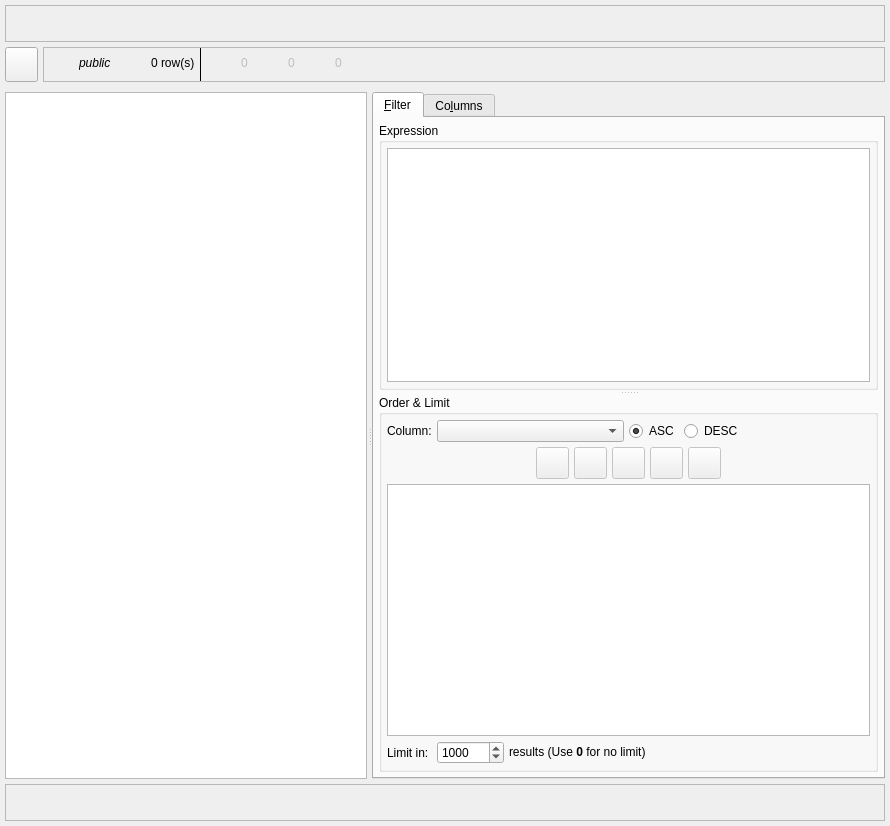
This is libs/libgui/ui/tools/datagridwidget.ui in maniac787/pgmodeler as Qt 5 draws it before an edit. The edited form follows.
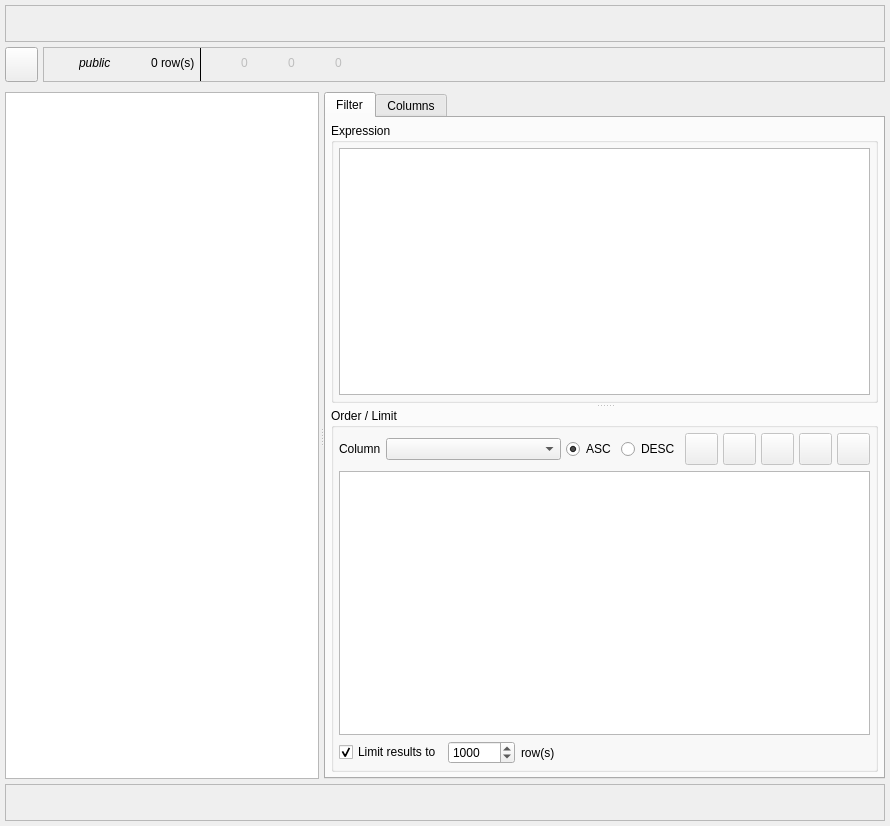
This is the edited form. Icons and pictures are not drawn.

Commit message: Improve UI consistency and polish Data Grid filter/limit interface

Patch:
```diff
--- a/libs/libgui/ui/tools/datagridwidget.ui
+++ b/libs/libgui/ui/tools/datagridwidget.ui
@@ -717,7 +717,7 @@
          <normaloff>:/icons/icons/filter.png</normaloff>:/icons/icons/filter.png</iconset>
        </attribute>
        <attribute name="title">
-        <string>&amp;Filter</string>
+        <string>Filter</string>
        </attribute>
        <layout class="QGridLayout" name="gridLayout_6">
         <property name="leftMargin">
@@ -786,9 +786,9 @@
           </widget>
           <widget class="QGroupBox" name="order_by_grp">
            <property name="title">
-            <string>Order &amp;&amp; Limit</string>
+            <string>Order / Limit</string>
            </property>
-           <layout class="QGridLayout" name="gridLayout_7">
+           <layout class="QVBoxLayout" name="verticalLayout_2">
             <property name="leftMargin">
              <number>5</number>
             </property>
@@ -801,10 +801,12 @@
             <property name="bottomMargin">
              <number>5</number>
             </property>
+            <item>
+             <layout class="QHBoxLayout" name="horizontalLayout_8">
             <property name="spacing">
              <number>5</number>
             </property>
-            <item row="0" column="0">
+              <item>
              <widget class="QLabel" name="column_lbl">
               <property name="sizePolicy">
                <sizepolicy hsizetype="Fixed" vsizetype="Preferred">
@@ -813,18 +815,21 @@
                </sizepolicy>
               </property>
               <property name="text">
-               <string>Column:</string>
+                 <string>Column</string>
               </property>
              </widget>
             </item>
-            <item row="2" column="0" colspan="4">
-             <widget class="QListWidget" name="ord_columns_lst">
+              <item>
+               <widget class="QComboBox" name="ord_column_cmb">
               <property name="sizePolicy">
-               <sizepolicy hsizetype="Expanding" vsizetype="Expanding">
+                 <sizepolicy hsizetype="Expanding" vsizetype="Fixed">
                 <horstretch>0</horstretch>
                 <verstretch>0</verstretch>
                </sizepolicy>
               </property>
+                <property name="insertPolicy">
+                 <enum>QComboBox::InsertPolicy::InsertAlphabetically</enum>
+                </property>
               <property name="iconSize">
                <size>
                 <width>28</width>
@@ -833,51 +838,47 @@
               </property>
              </widget>
             </item>
-            <item row="3" column="0">
-             <widget class="QLabel" name="limit_in_lbl">
+              <item>
+               <widget class="QRadioButton" name="asc_rb">
+                <property name="sizePolicy">
+                 <sizepolicy hsizetype="Fixed" vsizetype="Fixed">
+                  <horstretch>0</horstretch>
+                  <verstretch>0</verstretch>
+                 </sizepolicy>
+                </property>
               <property name="text">
-               <string>Limit in:</string>
-              </property>
-             </widget>
-            </item>
-            <item row="3" column="3">
-             <widget class="QLabel" name="results_lbl">
+                 <string>ASC</string>
+                </property>
+                <property name="checked">
+                 <bool>true</bool>
+                </property>
+               </widget>
+              </item>
+              <item>
+               <widget class="QRadioButton" name="desc_rb">
               <property name="sizePolicy">
-               <sizepolicy hsizetype="Expanding" vsizetype="Preferred">
+                 <sizepolicy hsizetype="Fixed" vsizetype="Fixed">
                 <horstretch>0</horstretch>
                 <verstretch>0</verstretch>
                </sizepolicy>
               </property>
               <property name="text">
-               <string>results (Use &lt;strong&gt;0&lt;/strong&gt; for no limit)</string>
+                 <string>DESC</string>
               </property>
              </widget>
             </item>
-            <item row="1" column="0" colspan="4">
+              <item>
              <layout class="QHBoxLayout" name="horizontalLayout_6">
               <property name="spacing">
                <number>5</number>
               </property>
-              <item>
-               <spacer name="horizontalSpacer_8">
-                <property name="orientation">
-                 <enum>Qt::Orientation::Horizontal</enum>
-                </property>
-                <property name="sizeHint" stdset="0">
-                 <size>
-                  <width>40</width>
-                  <height>20</height>
-                 </size>
-                </property>
-               </spacer>
-              </item>
               <item>
                <widget class="QToolButton" name="add_ord_col_tb">
                 <property name="enabled">
                  <bool>false</bool>
                 </property>
                 <property name="sizePolicy">
-                 <sizepolicy hsizetype="Preferred" vsizetype="Preferred">
+                   <sizepolicy hsizetype="Fixed" vsizetype="Fixed">
                   <horstretch>0</horstretch>
                   <verstretch>0</verstretch>
                  </sizepolicy>
@@ -912,7 +913,7 @@
                  <bool>false</bool>
                 </property>
                 <property name="sizePolicy">
-                 <sizepolicy hsizetype="Preferred" vsizetype="Preferred">
+                   <sizepolicy hsizetype="Fixed" vsizetype="Fixed">
                   <horstretch>0</horstretch>
                   <verstretch>0</verstretch>
                  </sizepolicy>
@@ -947,7 +948,7 @@
                  <bool>false</bool>
                 </property>
                 <property name="sizePolicy">
-                 <sizepolicy hsizetype="Preferred" vsizetype="Fixed">
+                   <sizepolicy hsizetype="Fixed" vsizetype="Fixed">
                   <horstretch>0</horstretch>
                   <verstretch>0</verstretch>
                  </sizepolicy>
@@ -982,7 +983,7 @@
                  <bool>false</bool>
                 </property>
                 <property name="sizePolicy">
-                 <sizepolicy hsizetype="Preferred" vsizetype="Preferred">
+                   <sizepolicy hsizetype="Fixed" vsizetype="Fixed">
                   <horstretch>0</horstretch>
                   <verstretch>0</verstretch>
                  </sizepolicy>
@@ -1017,7 +1018,7 @@
                  <bool>false</bool>
                 </property>
                 <property name="sizePolicy">
-                 <sizepolicy hsizetype="Preferred" vsizetype="Preferred">
+                   <sizepolicy hsizetype="Fixed" vsizetype="Fixed">
                   <horstretch>0</horstretch>
                   <verstretch>0</verstretch>
                  </sizepolicy>
@@ -1046,37 +1047,18 @@
                 </property>
                </widget>
               </item>
-              <item>
-               <spacer name="horizontalSpacer_9">
-                <property name="orientation">
-                 <enum>Qt::Orientation::Horizontal</enum>
-                </property>
-                <property name="sizeHint" stdset="0">
-                 <size>
-                  <width>40</width>
-                  <height>20</height>
-                 </size>
-                </property>
-               </spacer>
+               </layout>
               </item>
              </layout>
             </item>
-            <item row="0" column="1" colspan="3">
-             <layout class="QHBoxLayout" name="horizontalLayout_8">
-              <property name="spacing">
-               <number>5</number>
-              </property>
               <item>
-               <widget class="QComboBox" name="ord_column_cmb">
+             <widget class="QListWidget" name="ord_columns_lst">
                 <property name="sizePolicy">
-                 <sizepolicy hsizetype="Expanding" vsizetype="Fixed">
+               <sizepolicy hsizetype="Expanding" vsizetype="Expanding">
                   <horstretch>0</horstretch>
                   <verstretch>0</verstretch>
                  </sizepolicy>
                 </property>
-                <property name="insertPolicy">
-                 <enum>QComboBox::InsertPolicy::InsertAlphabetically</enum>
-                </property>
                 <property name="iconSize">
                  <size>
                   <width>28</width>
@@ -1086,7 +1068,12 @@
                </widget>
               </item>
               <item>
-               <widget class="QRadioButton" name="asc_rb">
+             <layout class="QHBoxLayout" name="horizontalLayout_15">
+              <property name="bottomMargin">
+               <number>0</number>
+              </property>
+              <item>
+               <widget class="QCheckBox" name="limit_chk">
                 <property name="sizePolicy">
                  <sizepolicy hsizetype="Preferred" vsizetype="Fixed">
                   <horstretch>0</horstretch>
@@ -1094,7 +1081,7 @@
                  </sizepolicy>
                 </property>
                 <property name="text">
-                 <string>ASC</string>
+                 <string>Limit results to</string>
                 </property>
                 <property name="checked">
                  <bool>true</bool>
@@ -1102,28 +1089,16 @@
                </widget>
               </item>
               <item>
-               <widget class="QRadioButton" name="desc_rb">
-                <property name="sizePolicy">
-                 <sizepolicy hsizetype="Expanding" vsizetype="Fixed">
-                  <horstretch>0</horstretch>
-                  <verstretch>0</verstretch>
-                 </sizepolicy>
-                </property>
-                <property name="text">
-                 <string>DESC</string>
-                </property>
-               </widget>
-              </item>
-             </layout>
-            </item>
-            <item row="3" column="1" colspan="2">
              <widget class="QSpinBox" name="limit_spb">
               <property name="sizePolicy">
-               <sizepolicy hsizetype="Expanding" vsizetype="Fixed">
+                 <sizepolicy hsizetype="Preferred" vsizetype="Fixed">
                 <horstretch>0</horstretch>
                 <verstretch>0</verstretch>
                </sizepolicy>
               </property>
+                <property name="suffix">
+                 <string/>
+                </property>
               <property name="minimum">
                <number>0</number>
               </property>
@@ -1138,6 +1113,24 @@
               </property>
              </widget>
             </item>
+              <item>
+               <widget class="QLabel" name="rows_lbl">
+                <property name="sizePolicy">
+                 <sizepolicy hsizetype="Expanding" vsizetype="Preferred">
+                  <horstretch>0</horstretch>
+                  <verstretch>0</verstretch>
+                 </sizepolicy>
+                </property>
+                <property name="text">
+                 <string>row(s)</string>
+                </property>
+                <property name="indent">
+                 <number>0</number>
+                </property>
+               </widget>
+              </item>
+             </layout>
+            </item>
            </layout>
           </widget>
          </widget>
@@ -1150,7 +1143,7 @@
          <normaloff>:/icons/icons/column.png</normaloff>:/icons/icons/column.png</iconset>
        </attribute>
        <attribute name="title">
-        <string>Co&amp;lumns</string>
+        <string>Columns</string>
        </attribute>
        <layout class="QGridLayout" name="gridLayout_8">
         <property name="leftMargin">
```
Lines whose indentation alone changed are shown as unchanged. The commit also changes 6 other files.
